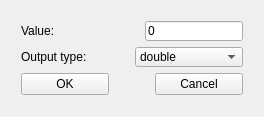
Above: BlockEditor/DialogConst.ui from jozefmery/BlockEditor before the change. Below: the same form after it.
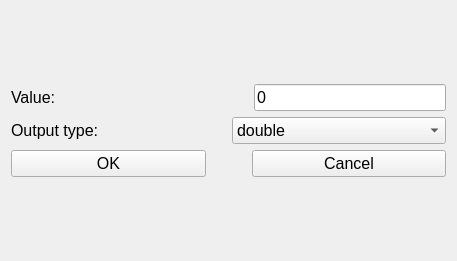
That is the form after the change.

What changed in the file:
```diff
--- a/BlockEditor/DialogConst.ui
+++ b/BlockEditor/DialogConst.ui
@@ -6,22 +6,21 @@
    <rect>
     <x>0</x>
     <y>0</y>
-    <width>264</width>
-    <height>117</height>
+    <width>457</width>
+    <height>261</height>
    </rect>
   </property>
   <property name="windowTitle">
    <string>DialogConst</string>
   </property>
-  <widget class="QWidget" name="">
-   <property name="geometry">
-    <rect>
-     <x>10</x>
-     <y>10</y>
-     <width>244</width>
-     <height>96</height>
-    </rect>
-   </property>
+  <property name="styleSheet">
+   <string notr="true">QWidget {
+
+	font-size: 12pt;
+}</string>
+  </property>
+  <layout class="QVBoxLayout" name="verticalLayout_3">
+   <item>
    <layout class="QVBoxLayout" name="verticalLayout_2">
     <item>
      <layout class="QVBoxLayout" name="verticalLayout">
@@ -136,7 +135,8 @@
      </layout>
     </item>
    </layout>
-  </widget>
+   </item>
+  </layout>
  </widget>
  <layoutdefault spacing="6" margin="11"/>
  <resources/>
```
Left out of the diff: 2 changed lines with no effect on the pictures. Lines whose indentation alone changed are shown as unchanged.
